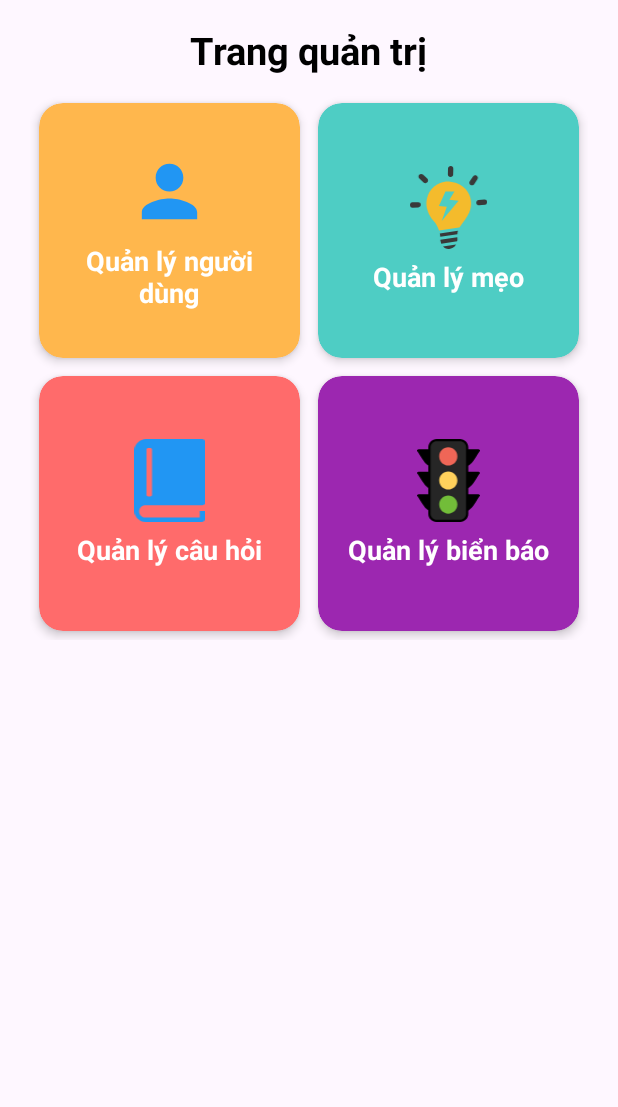
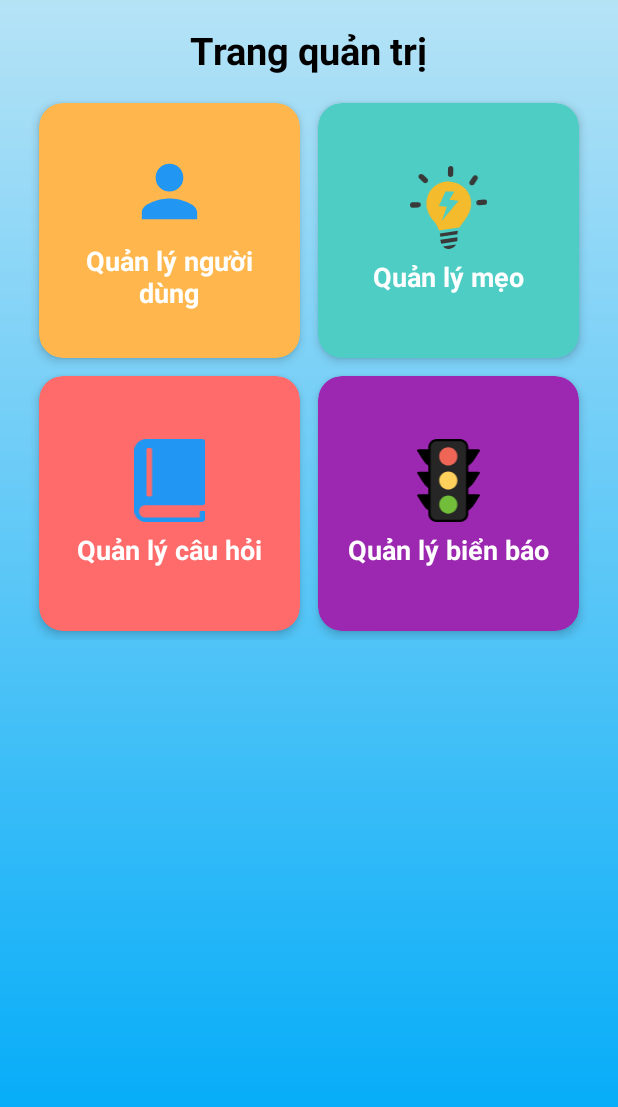
Before and after one commit to NgoXCuong/LuyenThiBLX, an Android app: the AdminDashboardActivity screen opened directly, with no data from a screen before it, on a phone screen of 412 x 824 dp, the part 129-1236 px from its top. Run offline under Robolectric (Android 15) with nearby library versions, the phone set to English and light mode, and no system bars.

Commit message:
fix giao dien

```diff
--- a/app/build.gradle.kts
+++ b/app/build.gradle.kts
@@ -53,4 +53,6 @@ dependencies {
     implementation("com.github.bumptech.glide:glide:4.16.0")
     annotationProcessor("com.github.bumptech.glide:compiler:4.16.0")
 
+    // WorkManager
+    implementation("androidx.work:work-runtime-ktx:2.8.1")
 }
--- a/app/src/main/AndroidManifest.xml
+++ b/app/src/main/AndroidManifest.xml
@@ -60,5 +60,4 @@
             </intent-filter>
         </activity>
     </application>
-
 </manifest>
--- a/app/src/main/java/com/example/luyenthiblxmay/MainActivity.java
+++ b/app/src/main/java/com/example/luyenthiblxmay/MainActivity.java
@@ -12,7 +12,6 @@ import androidx.appcompat.app.AppCompatActivity;
 import androidx.core.graphics.Insets;
 import androidx.core.view.ViewCompat;
 import androidx.core.view.WindowInsetsCompat;
-import androidx.lifecycle.Observer;
 import androidx.room.Room;
 
 import com.example.luyenthiblxmay.controller.QuestionController;
--- a/app/src/main/res/layout/activity_admin_bien_bao.xml
+++ b/app/src/main/res/layout/activity_admin_bien_bao.xml
@@ -2,6 +2,7 @@
 <LinearLayout xmlns:android="http://schemas.android.com/apk/res/android"
     android:layout_width="match_parent"
     android:layout_height="match_parent"
+    android:background="@drawable/gradient_background"
     android:orientation="vertical">
 
     <!-- Header -->
--- a/app/src/main/res/layout/activity_admin_dashboard.xml
+++ b/app/src/main/res/layout/activity_admin_dashboard.xml
@@ -2,7 +2,9 @@
 <ScrollView xmlns:android="http://schemas.android.com/apk/res/android"
     xmlns:app="http://schemas.android.com/apk/res-auto"
     android:layout_width="match_parent"
-    android:layout_height="match_parent">
+    android:layout_height="match_parent"
+    android:background="@drawable/gradient_background"
+    >
 
     <LinearLayout
         android:id="@+id/admin_main_layout"
--- a/app/src/main/res/layout/activity_admin_questions.xml
+++ b/app/src/main/res/layout/activity_admin_questions.xml
@@ -4,6 +4,7 @@
     android:layout_width="match_parent"
     android:layout_height="match_parent"
     android:orientation="vertical"
+    android:background="@drawable/gradient_background"
     tools:context=".view.AdminQuestionsActivity">
 
     <!-- Header -->
--- a/app/src/main/res/layout/activity_admin_tips.xml
+++ b/app/src/main/res/layout/activity_admin_tips.xml
@@ -3,6 +3,7 @@
     android:id="@+id/layoutMeoHocTap"
     android:layout_width="match_parent"
     android:layout_height="match_parent"
+    android:background="@drawable/gradient_background"
     android:orientation="vertical">
 
     <!-- Header -->
--- a/app/src/main/res/layout/activity_admin_users.xml
+++ b/app/src/main/res/layout/activity_admin_users.xml
@@ -2,6 +2,7 @@
 <LinearLayout xmlns:android="http://schemas.android.com/apk/res/android"
     android:layout_width="match_parent"
     android:layout_height="match_parent"
+    android:background="@drawable/gradient_background"
     android:orientation="vertical">
 
     <!-- Header -->
--- a/app/src/main/res/layout/activity_bien_bao.xml
+++ b/app/src/main/res/layout/activity_bien_bao.xml
@@ -5,6 +5,7 @@
     android:id="@+id/main"
     android:layout_width="match_parent"
     android:layout_height="match_parent"
+    android:background="@drawable/gradient_background"
     tools:context="view.BienBaoActivity">
 
     <!-- Header -->
--- a/app/src/main/res/layout/activity_questions.xml
+++ b/app/src/main/res/layout/activity_questions.xml
@@ -3,7 +3,8 @@
     android:id="@+id/layoutQuestionsByCategory"
     android:layout_width="match_parent"
     android:layout_height="match_parent"
-    android:orientation="vertical">
+    android:orientation="vertical"
+    android:background="@drawable/gradient_background">
 
     <!-- Header -->
     <RelativeLayout
--- a/app/src/main/res/layout/activity_tips.xml
+++ b/app/src/main/res/layout/activity_tips.xml
@@ -3,6 +3,7 @@
     android:id="@+id/layoutMeoHocTap"
     android:layout_width="match_parent"
     android:layout_height="match_parent"
+    android:background="@drawable/gradient_background"
     android:orientation="vertical">
 
     <!-- Header -->
--- a/app/src/main/res/layout/activity_wrong_questions.xml
+++ b/app/src/main/res/layout/activity_wrong_questions.xml
@@ -1,7 +1,8 @@
 <LinearLayout xmlns:android="http://schemas.android.com/apk/res/android"
     android:orientation="vertical"
     android:layout_width="match_parent"
-    android:layout_height="match_parent">
+    android:layout_height="match_parent"
+    android:background="@drawable/gradient_background">
     <!-- Header -->
     <RelativeLayout
         android:layout_width="match_parent"
```
